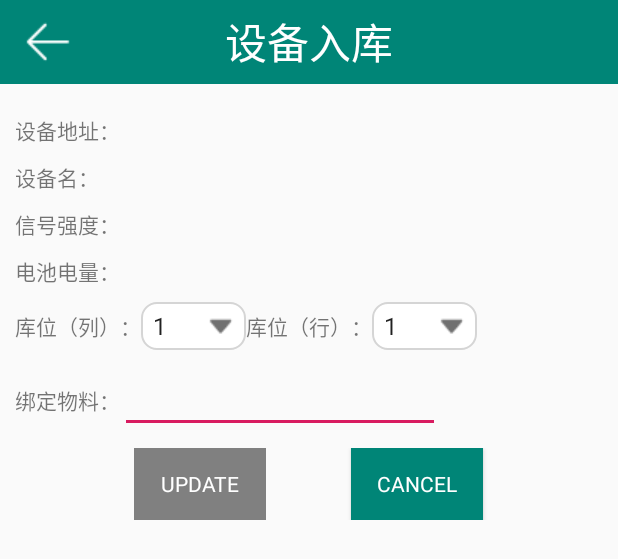
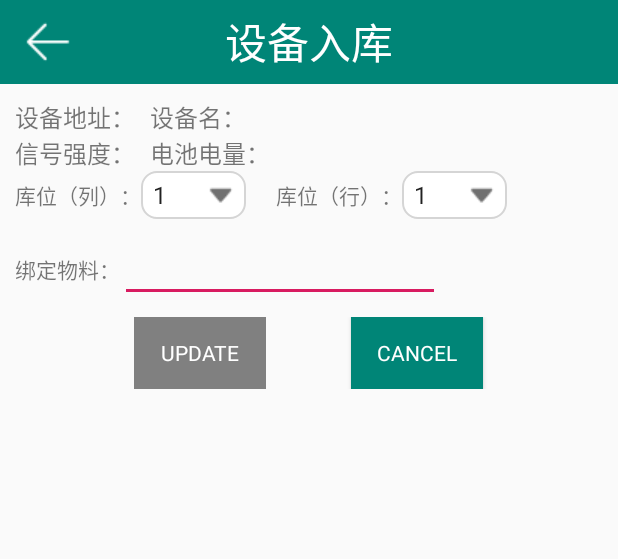
Before and after one commit to QQ652276536/BLEControl, an Android app: the layout fragment_bluetooth_db.xml on its own in the app's theme, with its tools: preview values and no code run, on a phone screen of 412 x 824 dp. Shown: the top 559 px of the screen. Run offline under Robolectric (Android 15) with nearby library versions, the light colour scheme and no system bars.

Commit message:
no message

```diff
--- a/app/src/main/res/layout/fragment_bluetooth_db.xml
+++ b/app/src/main/res/layout/fragment_bluetooth_db.xml
@@ -35,82 +35,76 @@
         android:layout_margin="10dp"
         android:orientation="vertical">
 
-        <LinearLayout
+        <TableLayout
             android:layout_width="match_parent"
-            android:layout_height="wrap_content"
-            android:layout_marginTop="10dp"
-            android:orientation="horizontal">
+            android:layout_height="match_parent">
+
+            <TableRow
+                android:layout_width="match_parent"
+                android:layout_height="wrap_content">
 
                 <TextView
                     android:layout_width="wrap_content"
                     android:layout_height="wrap_content"
-                android:text="设备地址：" />
+                    android:layout_gravity="center_vertical"
+                    android:text="设备地址："
+                    android:textSize="16dp" />
 
                 <TextView
                     android:id="@+id/text1_db"
                     android:layout_width="wrap_content"
                     android:layout_height="wrap_content"
-                android:layout_marginLeft="5dp" />
-        </LinearLayout>
-
-        <LinearLayout
-            android:layout_width="match_parent"
-            android:layout_height="wrap_content"
-            android:layout_marginTop="10dp"
-            android:orientation="horizontal">
+                    android:textSize="16dp" />
 
                 <TextView
                     android:layout_width="wrap_content"
                     android:layout_height="wrap_content"
-                android:text="设备名：" />
+                    android:layout_marginLeft="10dp"
+                    android:text="设备名："
+                    android:textSize="16dp" />
 
                 <TextView
                     android:id="@+id/text2_db"
                     android:layout_width="wrap_content"
                     android:layout_height="wrap_content"
-                android:layout_marginLeft="5dp" />
-        </LinearLayout>
+                    android:textSize="16dp" />
+            </TableRow>
 
-        <LinearLayout
+            <TableRow
                 android:layout_width="match_parent"
-            android:layout_height="wrap_content"
-            android:layout_marginTop="10dp"
-            android:orientation="horizontal">
+                android:layout_height="match_parent">
 
                 <TextView
                     android:layout_width="wrap_content"
                     android:layout_height="wrap_content"
-                android:text="信号强度：" />
+                    android:text="信号强度："
+                    android:textSize="16dp" />
 
                 <TextView
                     android:id="@+id/text3_db"
                     android:layout_width="wrap_content"
                     android:layout_height="wrap_content"
-                android:layout_marginLeft="5dp" />
-        </LinearLayout>
-
-        <LinearLayout
-            android:layout_width="match_parent"
-            android:layout_height="wrap_content"
-            android:layout_marginTop="10dp"
-            android:orientation="horizontal">
+                    android:textSize="16dp" />
 
                 <TextView
                     android:layout_width="wrap_content"
                     android:layout_height="wrap_content"
-                android:text="电池电量：" />
+                    android:layout_marginLeft="10dp"
+                    android:text="电池电量："
+                    android:textSize="16dp" />
 
                 <TextView
                     android:id="@+id/text4_db"
                     android:layout_width="wrap_content"
                     android:layout_height="wrap_content"
-                android:layout_marginLeft="5dp" />
-        </LinearLayout>
+                    android:textSize="16dp" />
+            </TableRow>
+
+        </TableLayout>
 
         <LinearLayout
             android:layout_width="match_parent"
             android:layout_height="wrap_content"
-            android:layout_marginTop="10dp"
             android:orientation="horizontal">
 
             <TextView
@@ -128,6 +122,7 @@
             <TextView
                 android:layout_width="wrap_content"
                 android:layout_height="wrap_content"
+                android:layout_marginLeft="20dp"
                 android:text="库位（行）：" />
 
             <Spinner
```
Lines whose indentation alone changed are shown as unchanged.
